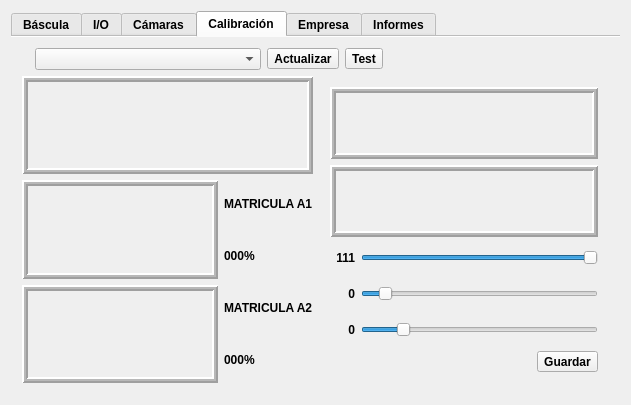
Before: the Qt Designer form nqtrucksserver/Configuracion/Configuracion.ui in sunsiz/nQTrucks, drawn with Qt 5.
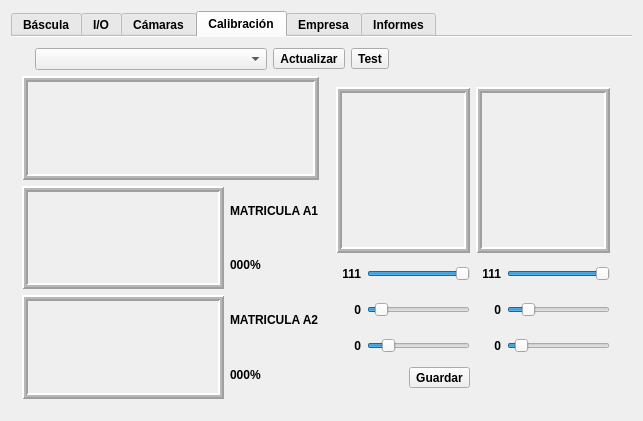
After: the same form once the commit is applied. The open tabs and pages were chosen to show the change. Icons and pictures are not drawn.

```diff
--- a/nqtrucksserver/Configuracion/Configuracion.ui
+++ b/nqtrucksserver/Configuracion/Configuracion.ui
@@ -9,8 +9,8 @@
    <rect>
     <x>0</x>
     <y>0</y>
-    <width>631</width>
-    <height>405</height>
+    <width>643</width>
+    <height>421</height>
    </rect>
   </property>
   <property name="font">
@@ -19,7 +19,7 @@
     <bold>true</bold>
    </font>
   </property>
-  <layout class="QGridLayout" name="gridLayout_8">
+  <layout class="QGridLayout" name="gridLayout_10">
    <item row="0" column="0">
     <layout class="QGridLayout" name="gridLayout_9">
      <item row="0" column="0">
@@ -952,7 +952,7 @@
         <attribute name="title">
          <string>Calibración</string>
         </attribute>
-        <layout class="QGridLayout" name="gridLayout_6">
+        <layout class="QGridLayout" name="gridLayout_8">
          <item row="0" column="0">
           <layout class="QHBoxLayout" name="horizontalLayout_6">
            <property name="sizeConstraint">
@@ -1055,179 +1055,48 @@
           </layout>
          </item>
          <item row="1" column="0">
-          <layout class="QHBoxLayout" name="horizontalLayout_7">
-           <property name="sizeConstraint">
-            <enum>QLayout::SetDefaultConstraint</enum>
-           </property>
-           <item>
-            <layout class="QVBoxLayout" name="verticalLayout_8">
-             <item>
-              <widget class="QLabel" name="FotoOriginalA">
-               <property name="sizePolicy">
-                <sizepolicy hsizetype="MinimumExpanding" vsizetype="MinimumExpanding">
-                 <horstretch>0</horstretch>
-                 <verstretch>0</verstretch>
-                </sizepolicy>
-               </property>
-               <property name="maximumSize">
-                <size>
-                 <width>640</width>
-                 <height>360</height>
-                </size>
-               </property>
-               <property name="baseSize">
-                <size>
-                 <width>1280</width>
-                 <height>720</height>
-                </size>
-               </property>
-               <property name="frameShape">
-                <enum>QFrame::Box</enum>
-               </property>
-               <property name="frameShadow">
-                <enum>QFrame::Raised</enum>
-               </property>
-               <property name="lineWidth">
-                <number>2</number>
-               </property>
-               <property name="midLineWidth">
-                <number>2</number>
-               </property>
-               <property name="text">
-                <string/>
-               </property>
-               <property name="scaledContents">
-                <bool>true</bool>
-               </property>
-              </widget>
-             </item>
-             <item>
-              <layout class="QHBoxLayout" name="horizontalLayout_5">
-               <item>
-                <widget class="QLabel" name="FotoMatriculaA">
-                 <property name="sizePolicy">
-                  <sizepolicy hsizetype="MinimumExpanding" vsizetype="MinimumExpanding">
-                   <horstretch>0</horstretch>
-                   <verstretch>0</verstretch>
-                  </sizepolicy>
-                 </property>
-                 <property name="maximumSize">
-                  <size>
-                   <width>520</width>
-                   <height>110</height>
-                  </size>
-                 </property>
-                 <property name="baseSize">
-                  <size>
-                   <width>520</width>
-                   <height>110</height>
-                  </size>
-                 </property>
-                 <property name="frameShape">
-                  <enum>QFrame::Box</enum>
-                 </property>
-                 <property name="frameShadow">
-                  <enum>QFrame::Raised</enum>
-                 </property>
-                 <property name="lineWidth">
-                  <number>2</number>
-                 </property>
-                 <property name="midLineWidth">
-                  <number>2</number>
-                 </property>
-                 <property name="text">
-                  <string/>
-                 </property>
-                 <property name="scaledContents">
-                  <bool>true</bool>
-                 </property>
-                </widget>
-               </item>
-               <item>
-                <layout class="QVBoxLayout" name="verticalLayout_5">
-                 <item>
-                  <widget class="QLabel" name="MatriculaA">
-                   <property name="text">
-                    <string>MATRICULA A1</string>
-                   </property>
-                  </widget>
-                 </item>
-                 <item>
-                  <widget class="QLabel" name="LongMatriculaA">
-                   <property name="text">
-                    <string>000%</string>
-                   </property>
-                  </widget>
-                 </item>
-                </layout>
-               </item>
-              </layout>
-             </item>
-             <item>
-              <layout class="QHBoxLayout" name="horizontalLayout_3">
-               <item>
-                <widget class="QLabel" name="FotoMatriculaB">
-                 <property name="sizePolicy">
-                  <sizepolicy hsizetype="MinimumExpanding" vsizetype="MinimumExpanding">
-                   <horstretch>0</horstretch>
-                   <verstretch>0</verstretch>
-                  </sizepolicy>
-                 </property>
-                 <property name="maximumSize">
-                  <size>
-                   <width>520</width>
-                   <height>110</height>
-                  </size>
-                 </property>
-                 <property name="baseSize">
-                  <size>
-                   <width>520</width>
-                   <height>110</height>
-                  </size>
-                 </property>
-                 <property name="frameShape">
-                  <enum>QFrame::Box</enum>
-                 </property>
-                 <property name="frameShadow">
-                  <enum>QFrame::Raised</enum>
-                 </property>
-                 <property name="lineWidth">
-                  <number>2</number>
-                 </property>
-                 <property name="midLineWidth">
-                  <number>2</number>
-                 </property>
-                 <property name="text">
-                  <string/>
-                 </property>
-                 <property name="scaledContents">
-                  <bool>true</bool>
-                 </property>
-                </widget>
-               </item>
-               <item>
-                <layout class="QVBoxLayout" name="verticalLayout_6">
-                 <item>
-                  <widget class="QLabel" name="MatriculaB">
-                   <property name="text">
-                    <string>MATRICULA A2</string>
-                   </property>
-                  </widget>
-                 </item>
-                 <item>
-                  <widget class="QLabel" name="LongMatriculaB">
-                   <property name="text">
-                    <string>000%</string>
-                   </property>
-                  </widget>
-                 </item>
-                </layout>
-               </item>
-              </layout>
-             </item>
-            </layout>
+          <layout class="QGridLayout" name="gridLayout">
+           <item row="0" column="0">
+            <widget class="QLabel" name="FotoOriginalA">
+             <property name="sizePolicy">
+              <sizepolicy hsizetype="MinimumExpanding" vsizetype="MinimumExpanding">
+               <horstretch>0</horstretch>
+               <verstretch>0</verstretch>
+              </sizepolicy>
+             </property>
+             <property name="maximumSize">
+              <size>
+               <width>640</width>
+               <height>360</height>
+              </size>
+             </property>
+             <property name="baseSize">
+              <size>
+               <width>1280</width>
+               <height>720</height>
+              </size>
+             </property>
+             <property name="frameShape">
+              <enum>QFrame::Box</enum>
+             </property>
+             <property name="frameShadow">
+              <enum>QFrame::Raised</enum>
+             </property>
+             <property name="lineWidth">
+              <number>2</number>
+             </property>
+             <property name="midLineWidth">
+              <number>2</number>
+             </property>
+             <property name="text">
+              <string/>
+             </property>
+             <property name="scaledContents">
+              <bool>true</bool>
+             </property>
+            </widget>
            </item>
-           <item>
+           <item row="0" column="1" rowspan="3">
             <widget class="QTabWidget" name="tabWidget">
              <property name="enabled">
               <bool>true</bool>
@@ -1251,49 +1120,9 @@
               <attribute name="title">
                <string>Plank</string>
               </attribute>
-              <layout class="QGridLayout" name="gridLayout">
-               <item row="0" column="0">
-                <widget class="QLabel" name="FotoBlancosA">
-                 <property name="sizePolicy">
-                  <sizepolicy hsizetype="MinimumExpanding" vsizetype="MinimumExpanding">
-                   <horstretch>0</horstretch>
-                   <verstretch>0</verstretch>
-                  </sizepolicy>
-                 </property>
-                 <property name="maximumSize">
-                  <size>
-                   <width>640</width>
-                   <height>360</height>
-                  </size>
-                 </property>
-                 <property name="baseSize">
-                  <size>
-                   <width>1280</width>
-                   <height>720</height>
-                  </size>
-                 </property>
-                 <property name="frameShape">
-                  <enum>QFrame::Box</enum>
-                 </property>
-                 <property name="frameShadow">
-                  <enum>QFrame::Raised</enum>
-                 </property>
-                 <property name="lineWidth">
-                  <number>2</number>
-                 </property>
-                 <property name="midLineWidth">
-                  <number>2</number>
-                 </property>
-                 <property name="text">
-                  <string/>
-                 </property>
-                 <property name="scaledContents">
-                  <bool>true</bool>
-                 </property>
-                </widget>
-               </item>
+              <layout class="QGridLayout" name="gridLayout_6">
                <item row="1" column="0">
-                <widget class="QLabel" name="FotoRojosA">
+                <widget class="QLabel" name="FotoBlancosA">
                  <property name="sizePolicy">
                   <sizepolicy hsizetype="MinimumExpanding" vsizetype="MinimumExpanding">
                    <horstretch>0</horstretch>
@@ -1401,6 +1230,75 @@
                  </item>
                 </layout>
                </item>
+               <item row="2" column="1">
+                <layout class="QHBoxLayout" name="horizontalLayout_15">
+                 <item>
+                  <widget class="QLabel" name="lvPlankA2">
+                   <property name="minimumSize">
+                    <size>
+                     <width>25</width>
+                     <height>30</height>
+                    </size>
+                   </property>
+                   <property name="maximumSize">
+                    <size>
+                     <width>30</width>
+                     <height>30</height>
+                    </size>
+                   </property>
+                   <property name="layoutDirection">
+                    <enum>Qt::LeftToRight</enum>
+                   </property>
+                   <property name="text">
+                    <string>111</string>
+                   </property>
+                   <property name="alignment">
+                    <set>Qt::AlignRight|Qt::AlignTrailing|Qt::AlignVCenter</set>
+                   </property>
+                  </widget>
+                 </item>
+                 <item>
+                  <widget class="QSlider" name="vPlankA2">
+                   <property name="sizePolicy">
+                    <sizepolicy hsizetype="MinimumExpanding" vsizetype="Fixed">
+                     <horstretch>0</horstretch>
+                     <verstretch>0</verstretch>
+                    </sizepolicy>
+                   </property>
+                   <property name="maximum">
+                    <number>254</number>
+                   </property>
+                   <property name="singleStep">
+                    <number>1</number>
+                   </property>
+                   <property name="pageStep">
+                    <number>1</number>
+                   </property>
+                   <property name="value">
+                    <number>254</number>
+                   </property>
+                   <property name="tracking">
+                    <bool>true</bool>
+                   </property>
+                   <property name="orientation">
+                    <enum>Qt::Horizontal</enum>
+                   </property>
+                   <property name="invertedAppearance">
+                    <bool>false</bool>
+                   </property>
+                   <property name="invertedControls">
+                    <bool>false</bool>
+                   </property>
+                   <property name="tickPosition">
+                    <enum>QSlider::NoTicks</enum>
+                   </property>
+                   <property name="tickInterval">
+                    <number>2</number>
+                   </property>
+                  </widget>
+                 </item>
+                </layout>
+               </item>
                <item row="3" column="0">
                 <layout class="QHBoxLayout" name="horizontalLayout_12">
                  <item>
@@ -1461,6 +1359,69 @@
                  </item>
                 </layout>
                </item>
+               <item row="3" column="1">
+                <layout class="QHBoxLayout" name="horizontalLayout_14">
+                 <item>
+                  <widget class="QLabel" name="lvPlankC2">
+                   <property name="minimumSize">
+                    <size>
+                     <width>25</width>
+                     <height>30</height>
+                    </size>
+                   </property>
+                   <property name="maximumSize">
+                    <size>
+                     <width>30</width>
+                     <height>30</height>
+                    </size>
+                   </property>
+                   <property name="text">
+                    <string>0</string>
+                   </property>
+                   <property name="alignment">
+                    <set>Qt::AlignRight|Qt::AlignTrailing|Qt::AlignVCenter</set>
+                   </property>
+                  </widget>
+                 </item>
+                 <item>
+                  <widget class="QSlider" name="vPlankC2">
+                   <property name="sizePolicy">
+                    <sizepolicy hsizetype="MinimumExpanding" vsizetype="Fixed">
+                     <horstretch>0</horstretch>
+                     <verstretch>0</verstretch>
+                    </sizepolicy>
+                   </property>
+                   <property name="maximum">
+                    <number>254</number>
+                   </property>
+                   <property name="singleStep">
+                    <number>1</number>
+                   </property>
+                   <property name="pageStep">
+                    <number>1</number>
+                   </property>
+                   <property name="value">
+                    <number>40</number>
+                   </property>
+                   <property name="tracking">
+                    <bool>true</bool>
+                   </property>
+                   <property name="orientation">
+                    <enum>Qt::Horizontal</enum>
+                   </property>
+                   <property name="invertedControls">
+                    <bool>false</bool>
+                   </property>
+                   <property name="tickPosition">
+                    <enum>QSlider::NoTicks</enum>
+                   </property>
+                   <property name="tickInterval">
+                    <number>2</number>
+                   </property>
+                  </widget>
+                 </item>
+                </layout>
+               </item>
                <item row="4" column="0">
                 <layout class="QHBoxLayout" name="horizontalLayout_8">
                  <item>
@@ -1524,6 +1485,66 @@
                  </item>
                 </layout>
                </item>
+               <item row="4" column="1">
+                <layout class="QHBoxLayout" name="horizontalLayout_16">
+                 <item>
+                  <widget class="QLabel" name="lvPlankB2">
+                   <property name="minimumSize">
+                    <size>
+                     <width>25</width>
+                     <height>30</height>
+                    </size>
+                   </property>
+                   <property name="maximumSize">
+                    <size>
+                     <width>30</width>
+                     <height>30</height>
+                    </size>
+                   </property>
+                   <property name="text">
+                    <string>0</string>
+                   </property>
+                   <property name="alignment">
+                    <set>Qt::AlignRight|Qt::AlignTrailing|Qt::AlignVCenter</set>
+                   </property>
+                  </widget>
+                 </item>
+                 <item>
+                  <widget class="QSlider" name="vPlankB2">
+                   <property name="sizePolicy">
+                    <sizepolicy hsizetype="MinimumExpanding" vsizetype="Fixed">
+                     <horstretch>0</horstretch>
+                     <verstretch>0</verstretch>
+                    </sizepolicy>
+                   </property>
+                   <property name="maximum">
+                    <number>254</number>
+                   </property>
+                   <property name="singleStep">
+                    <number>1</number>
+                   </property>
+                   <property name="pageStep">
+                    <number>1</number>
+                   </property>
+                   <property name="value">
+                    <number>20</number>
+                   </property>
+                   <property name="tracking">
+                    <bool>true</bool>
+                   </property>
+                   <property name="orientation">
+                    <enum>Qt::Horizontal</enum>
+                   </property>
+                   <property name="tickPosition">
+                    <enum>QSlider::NoTicks</enum>
+                   </property>
+                   <property name="tickInterval">
+                    <number>2</number>
+                   </property>
+                  </widget>
+                 </item>
+                </layout>
+               </item>
                <item row="5" column="0">
                 <layout class="QHBoxLayout" name="horizontalLayout_10">
                  <item>
@@ -1562,10 +1583,174 @@
                  </item>
                 </layout>
                </item>
+               <item row="1" column="1">
+                <widget class="QLabel" name="FotoRojosA">
+                 <property name="sizePolicy">
+                  <sizepolicy hsizetype="MinimumExpanding" vsizetype="MinimumExpanding">
+                   <horstretch>0</horstretch>
+                   <verstretch>0</verstretch>
+                  </sizepolicy>
+                 </property>
+                 <property name="maximumSize">
+                  <size>
+                   <width>640</width>
+                   <height>360</height>
+                  </size>
+                 </property>
+                 <property name="baseSize">
+                  <size>
+                   <width>1280</width>
+                   <height>720</height>
+                  </size>
+                 </property>
+                 <property name="frameShape">
+                  <enum>QFrame::Box</enum>
+                 </property>
+                 <property name="frameShadow">
+                  <enum>QFrame::Raised</enum>
+                 </property>
+                 <property name="lineWidth">
+                  <number>2</number>
+                 </property>
+                 <property name="midLineWidth">
+                  <number>2</number>
+                 </property>
+                 <property name="text">
+                  <string/>
+                 </property>
+                 <property name="scaledContents">
+                  <bool>true</bool>
+                 </property>
+                </widget>
+               </item>
               </layout>
              </widget>
             </widget>
            </item>
+           <item row="1" column="0">
+            <layout class="QHBoxLayout" name="horizontalLayout_5">
+             <item>
+              <widget class="QLabel" name="FotoMatriculaA">
+               <property name="sizePolicy">
+                <sizepolicy hsizetype="MinimumExpanding" vsizetype="MinimumExpanding">
+                 <horstretch>0</horstretch>
+                 <verstretch>0</verstretch>
+                </sizepolicy>
+               </property>
+               <property name="maximumSize">
+                <size>
+                 <width>520</width>
+                 <height>110</height>
+                </size>
+               </property>
+               <property name="baseSize">
+                <size>
+                 <width>520</width>
+                 <height>110</height>
+                </size>
+               </property>
+               <property name="frameShape">
+                <enum>QFrame::Box</enum>
+               </property>
+               <property name="frameShadow">
+                <enum>QFrame::Raised</enum>
+               </property>
+               <property name="lineWidth">
+                <number>2</number>
+               </property>
+               <property name="midLineWidth">
+                <number>2</number>
+               </property>
+               <property name="text">
+                <string/>
+               </property>
+               <property name="scaledContents">
+                <bool>true</bool>
+               </property>
+              </widget>
+             </item>
+             <item>
+              <layout class="QVBoxLayout" name="verticalLayout_5">
+               <item>
+                <widget class="QLabel" name="MatriculaA">
+                 <property name="text">
+                  <string>MATRICULA A1</string>
+                 </property>
+                </widget>
+               </item>
+               <item>
+                <widget class="QLabel" name="LongMatriculaA">
+                 <property name="text">
+                  <string>000%</string>
+                 </property>
+                </widget>
+               </item>
+              </layout>
+             </item>
+            </layout>
+           </item>
+           <item row="2" column="0">
+            <layout class="QHBoxLayout" name="horizontalLayout_3">
+             <item>
+              <widget class="QLabel" name="FotoMatriculaB">
+               <property name="sizePolicy">
+                <sizepolicy hsizetype="MinimumExpanding" vsizetype="MinimumExpanding">
+                 <horstretch>0</horstretch>
+                 <verstretch>0</verstretch>
+                </sizepolicy>
+               </property>
+               <property name="maximumSize">
+                <size>
+                 <width>520</width>
+                 <height>110</height>
+                </size>
+               </property>
+               <property name="baseSize">
+                <size>
+                 <width>520</width>
+                 <height>110</height>
+                </size>
+               </property>
+               <property name="frameShape">
+                <enum>QFrame::Box</enum>
+               </property>
+               <property name="frameShadow">
+                <enum>QFrame::Raised</enum>
+               </property>
+               <property name="lineWidth">
+                <number>2</number>
+               </property>
+               <property name="midLineWidth">
+                <number>2</number>
+               </property>
+               <property name="text">
+                <string/>
+               </property>
+               <property name="scaledContents">
+                <bool>true</bool>
+               </property>
+              </widget>
+             </item>
+             <item>
+              <layout class="QVBoxLayout" name="verticalLayout_6">
+               <item>
+                <widget class="QLabel" name="MatriculaB">
+                 <property name="text">
+                  <string>MATRICULA A2</string>
+                 </property>
+                </widget>
+               </item>
+               <item>
+                <widget class="QLabel" name="LongMatriculaB">
+                 <property name="text">
+                  <string>000%</string>
+                 </property>
+                </widget>
+               </item>
+              </layout>
+             </item>
+            </layout>
+           </item>
           </layout>
          </item>
         </layout>
```
